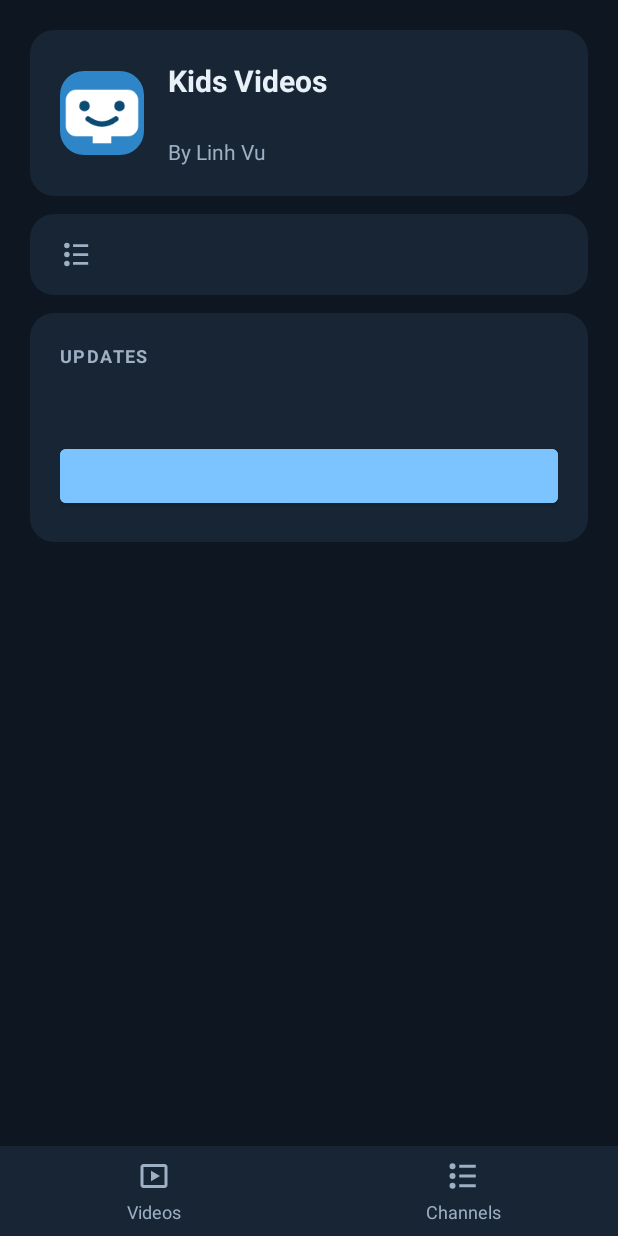
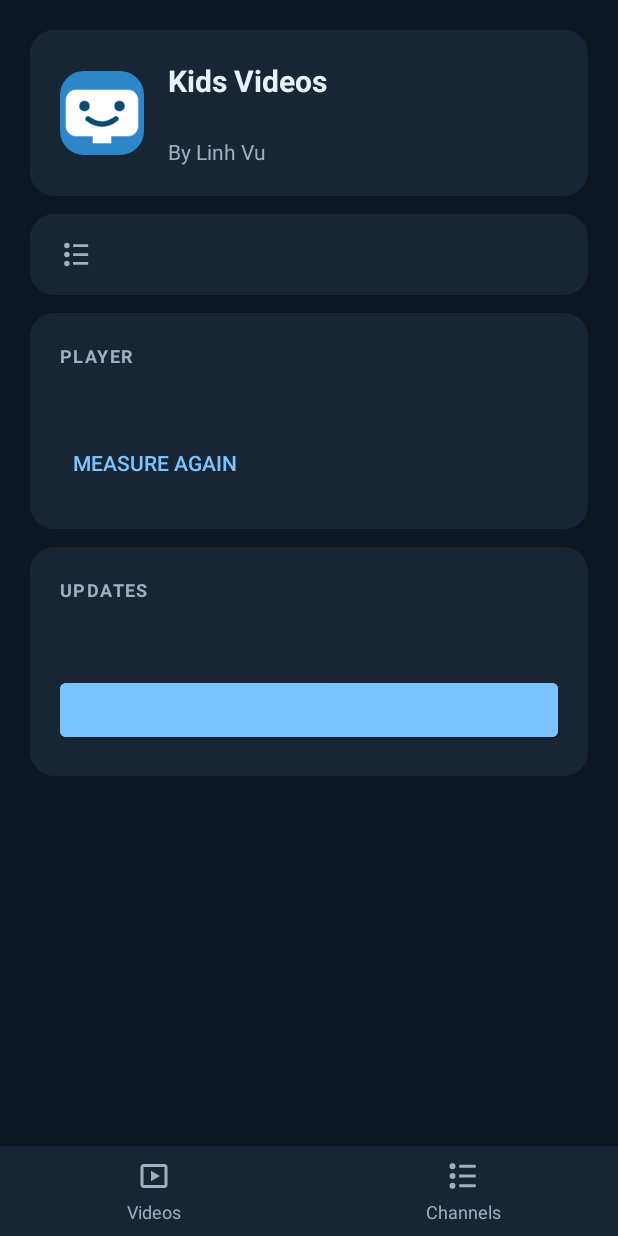
Before and after one commit to vtlinh/tinytube, an Android app: the layout activity_about.xml on its own in the app's theme, with its tools: preview values and no code run, on a phone screen of 412 x 824 dp. Run offline under Robolectric (Android 15) with nearby library versions, the phone set to English and light mode, and no system bars.

Commit message:
Report the measurement always, and let it be cleared
Reporting only failures cost two rounds. A silent success and a confident
wrong answer look identical from outside, so "no toast" turned out to mean
"the app is certain, and it is wrong" — and a readout that appears only when
something is known to be broken cannot report the case where nothing knows
it is broken.

So everything is printed now, successes included. The reveal toast always
carries the strip's height, the number of attempts and what the last capture
did. About gains a Player card with the rest: the height in use and whether
it was measured or is the fallback, what is stored, the display it is stored
against versus the display now, the store's version versus the current one,
and the last capture's outcome — which is recorded on every attempt rather
than only on the ones that fail.

And a button to throw it away. That clears the preference and the
in-process cache together; clearing only the preference would have changed
nothing until the app was killed, which is the same shape of bug as the one
that started this.

Co-Authored-By: Claude Opus 5 <noreply@anthropic.com>
Claude-Session: https://claude.ai/code/session_016Ewwj8EohGGt1JQnv7LEw6

```diff
--- a/android/app/src/main/res/layout/activity_about.xml
+++ b/android/app/src/main/res/layout/activity_about.xml
@@ -112,6 +112,53 @@
 
         </LinearLayout>
 
+        <!-- The player's measurement, in full.
+
+             Everything it knows, not just the parts that look wrong: the
+             height in use, where it came from, what the display is, and what
+             the last capture did. Two rounds were lost to a screen that said
+             nothing when the app was confident, because a confident wrong
+             answer and a correct one produced the same silence. -->
+        <LinearLayout
+            android:layout_width="match_parent"
+            android:layout_height="wrap_content"
+            android:layout_marginTop="12dp"
+            android:orientation="vertical"
+            android:background="@drawable/bg_tile"
+            android:padding="20dp">
+
+            <TextView
+                android:layout_width="match_parent"
+                android:layout_height="wrap_content"
+                android:text="@string/about_player"
+                android:textSize="12sp"
+                android:textStyle="bold"
+                android:letterSpacing="0.08"
+                android:textAllCaps="true"
+                android:textColor="@color/text_muted" />
+
+            <TextView
+                android:id="@+id/player_measure"
+                android:layout_width="match_parent"
+                android:layout_height="wrap_content"
+                android:paddingTop="10dp"
+                android:textSize="14sp"
+                android:lineSpacingMultiplier="1.35"
+                android:fontFamily="monospace"
+                android:textColor="@color/text" />
+
+            <Button
+                android:id="@+id/player_remeasure"
+                android:layout_width="wrap_content"
+                android:layout_height="wrap_content"
+                android:layout_marginTop="10dp"
+                android:layout_marginStart="-8dp"
+                android:text="@string/about_remeasure"
+                style="?android:attr/borderlessButtonStyle"
+                android:textColor="@color/accent" />
+
+        </LinearLayout>
+
         <!-- Updates: the only part of this screen that does anything. -->
         <LinearLayout
             android:layout_width="match_parent"
```
Also changed, not shown: android/app/src/main/java/dev/vtlinh/ytkids/AboutActivity.kt (+47 -0 lines), android/app/src/main/java/dev/vtlinh/ytkids/BlockHeightStore.kt (+35 -0 lines), android/app/src/main/java/dev/vtlinh/ytkids/PlayerActivity.kt (+43 -21 lines), android/app/src/main/res/values/strings.xml (+14 -5 lines).
